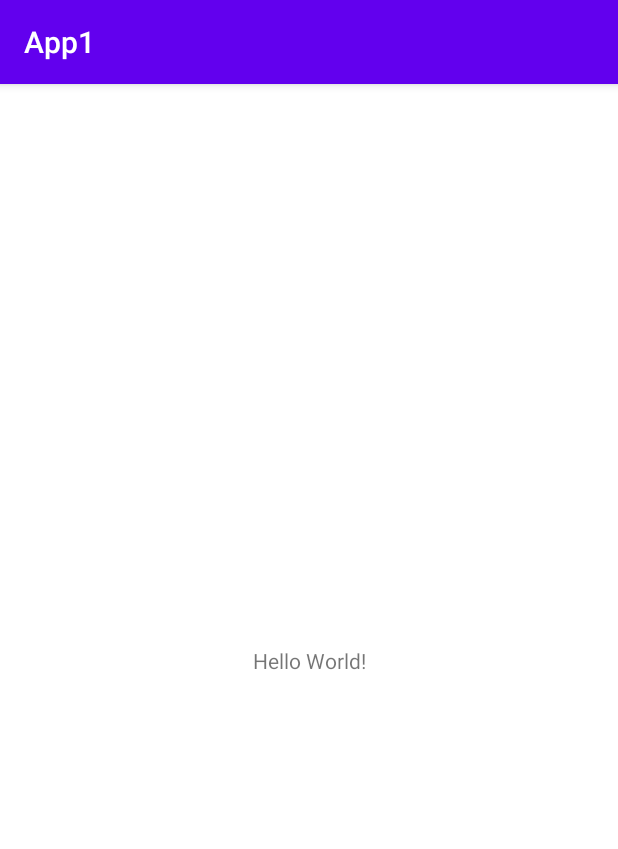
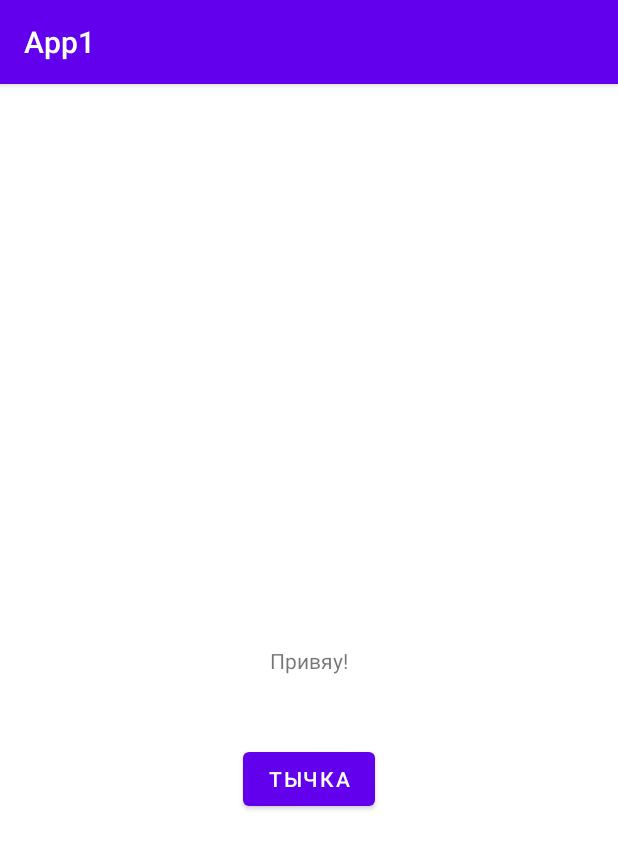
Before and after one commit to Yurhov/App1, an Android app: the screen it shows after launch (MainActivity), on a phone screen of 412 x 824 dp. Shown: the top 849 px of the screen. Run offline under Robolectric (Android 15) with nearby library versions, the phone set to English and light mode, and no system bars.

Commit message:
1 commit

```diff
--- a/app/src/main/res/layout/activity_main.xml
+++ b/app/src/main/res/layout/activity_main.xml
@@ -7,12 +7,23 @@
     tools:context=".MainActivity">
 
     <TextView
+        android:id="@+id/textView"
         android:layout_width="wrap_content"
         android:layout_height="wrap_content"
-        android:text="Hello World!"
+        android:text="@string/Hello"
         app:layout_constraintBottom_toBottomOf="parent"
         app:layout_constraintEnd_toEndOf="parent"
         app:layout_constraintStart_toStartOf="parent"
         app:layout_constraintTop_toTopOf="parent" />
 
+    <Button
+        android:id="@+id/button"
+        android:layout_width="wrap_content"
+        android:layout_height="wrap_content"
+        android:layout_marginTop="45dp"
+        android:text="@string/button"
+        app:layout_constraintEnd_toEndOf="parent"
+        app:layout_constraintStart_toStartOf="parent"
+        app:layout_constraintTop_toBottomOf="@+id/textView" />
+
 </androidx.constraintlayout.widget.ConstraintLayout>
--- a/app/src/main/res/values/strings.xml
+++ b/app/src/main/res/values/strings.xml
@@ -1,3 +1,5 @@
 <resources>
     <string name="app_name">App1</string>
+    <string name="button">тычка</string>
+    <string name="Hello">Привяу!</string>
 </resources>
```
